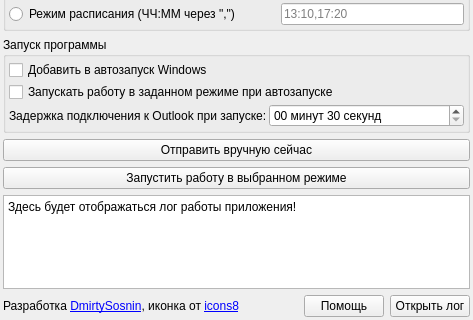
Above: UI/main_2.ui from DimulyaPlay/OutlookAutosender before the change; both pictures show x 0 to 473 and y 475 to 795 of the 473 by 795 pixel window. Below: the same form after it.
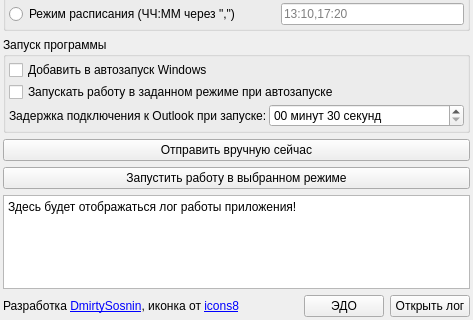
That is the form after the change.

Commit message: Changed ui to mainwindow better minimizing experience

Patch:
```diff
--- a/UI/main_2.ui
+++ b/UI/main_2.ui
@@ -574,7 +574,7 @@
     <item row="7" column="2">
      <widget class="QPushButton" name="pushButton_help">
       <property name="text">
-       <string>Помощь</string>
+       <string>ЭДО</string>
       </property>
      </widget>
     </item>
```
Left out of the diff: 2 changed lines with no effect on the pictures. The commit also changes 6 other files.
